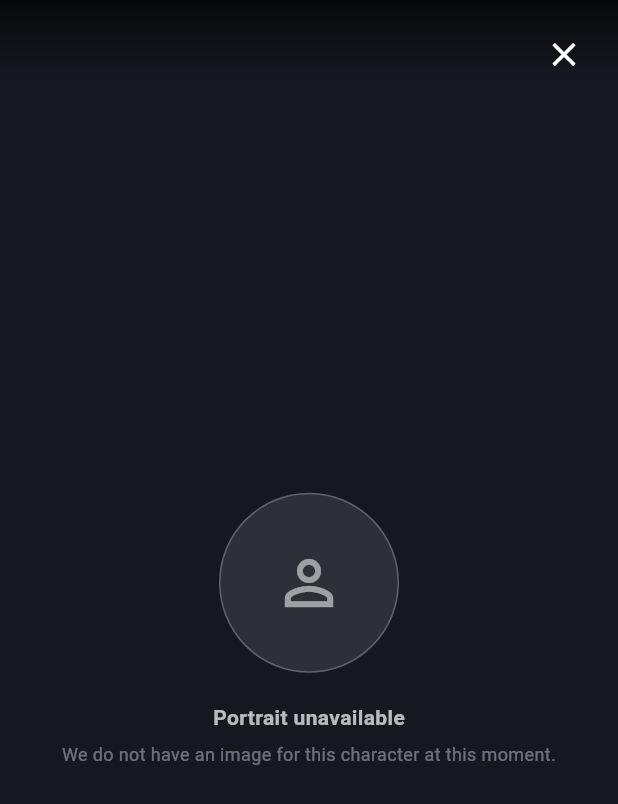
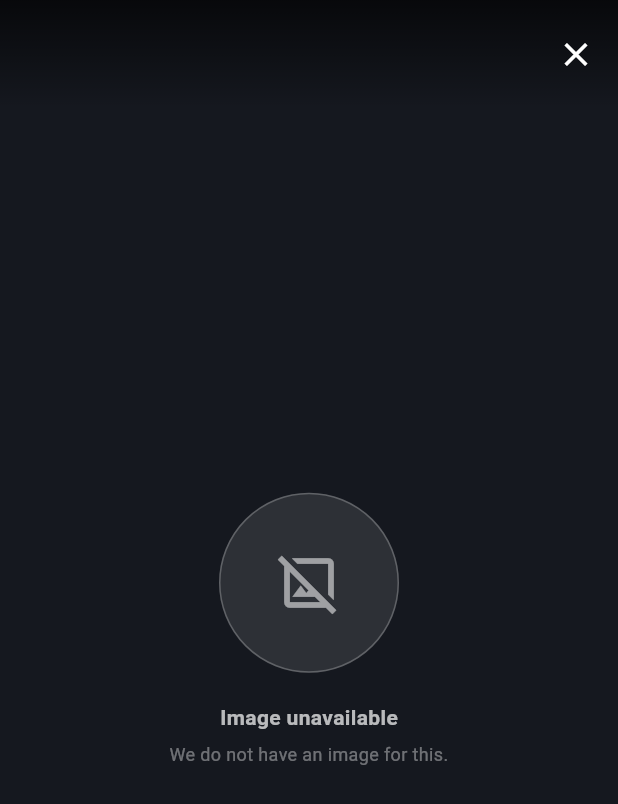
Before and after one commit to 8Leer8/Doctor-s-Log, a Flutter app: the ImageModal widget shown alone on an empty page, opened directly with empty values, on a phone screen of 412 x 824 dp. Shown: the top 804 px of the screen. Run offline on Flutter 3.47's test engine with Material 3 defaults, Android fonts, the phone set to English and light mode, and no system bars; our stand-ins replace dio, scrollable_positioned_list, shared_preferences, wakelock_plus; accounts and stored records are empty; network calls fail.

Commit message:
added: tap img for chapter and sidestories

```diff
--- a/lib/ui/widgets/chapter_detail/chapter_detail_header.dart
+++ b/lib/ui/widgets/chapter_detail/chapter_detail_header.dart
@@ -41,7 +41,7 @@ class ChapterDetailHeader extends StatelessWidget {
     return Container(
       width: double.infinity,
       color: AppColors.background,
-      padding: const EdgeInsets.fromLTRB(20, 20, 20, 20),
+      padding: const EdgeInsets.fromLTRB(20, 24, 20, 8),
       child: _buildContent(formattedType, onImage: false),
     );
   }
@@ -84,6 +84,7 @@ class ChapterDetailHeader extends StatelessWidget {
           descriptionLoaded && description != null
               ? description!
               : (descriptionLoaded ? 'No description available.' : ''),
+          textAlign: TextAlign.justify,
           style: TextStyle(
             fontSize: 13,
             height: 1.45,
--- a/lib/ui/widgets/reader/image_modal.dart
+++ b/lib/ui/widgets/reader/image_modal.dart
@@ -9,6 +9,8 @@ class ImageModal extends StatefulWidget {
   final String cacheKey;
   final String title;
   final String? placeholderInitials;
+  final String? placeholderMessage;
+  final String? assetPath;
 
   const ImageModal({
     super.key,
@@ -16,6 +18,8 @@ class ImageModal extends StatefulWidget {
     required this.cacheKey,
     required this.title,
     this.placeholderInitials,
+    this.placeholderMessage,
+    this.assetPath,
   });
 
   static Future<void> show(
@@ -24,6 +28,8 @@ class ImageModal extends StatefulWidget {
     required String cacheKey,
     required String title,
     String? placeholderInitials,
+    String? placeholderMessage,
+    String? assetPath,
   }) {
     return showDialog<void>(
       context: context,
@@ -35,6 +41,8 @@ class ImageModal extends StatefulWidget {
         cacheKey: cacheKey,
         title: title,
         placeholderInitials: placeholderInitials,
+        placeholderMessage: placeholderMessage,
+        assetPath: assetPath,
       ),
     );
   }
@@ -54,7 +62,11 @@ class _ImageModalState extends State<ImageModal> {
   @override
   void initState() {
     super.initState();
+    if (widget.assetPath != null) {
+      _loading = false;
+    } else {
       _load();
+    }
   }
 
   @override
@@ -136,20 +148,29 @@ class _ImageModalState extends State<ImageModal> {
             ),
           ),
           Positioned(top: 0, left: 0, right: 0, child: _buildTopBar()),
-          Positioned(
-            top: 12,
-            right: 12,
-            child: IconButton(
-              icon: const Icon(Icons.close, color: Colors.white, size: 26),
-              onPressed: () => Navigator.of(context).pop(),
-            ),
-          ),
         ],
       ),
     );
   }
 
   Widget _buildContent() {
+    if (widget.assetPath != null) {
+      return InteractiveViewer(
+        transformationController: _transformController,
+        minScale: 1.0,
+        maxScale: 5.0,
+        panEnabled: true,
+        scaleEnabled: true,
+        child: Center(
+          child: Image.asset(
+            widget.assetPath!,
+            fit: BoxFit.contain,
+            errorBuilder: (context, error, stackTrace) => _buildPlaceholder(),
+          ),
+        ),
+      );
+    }
+
     if (_loading) {
       return const Center(
         child: CircularProgressIndicator(color: AppColors.amber),
@@ -202,28 +223,30 @@ class _ImageModalState extends State<ImageModal> {
                       ),
                     )
                   : const Icon(
-                      Icons.person_outline,
+                      Icons.image_not_supported_outlined,
                       color: Colors.white54,
-                      size: 48,
+                      size: 44,
                     ),
             ),
           ),
           const SizedBox(height: 20),
-          const Text(
-            'Portrait unavailable',
-            style: TextStyle(
+          Text(
+            widget.placeholderMessage ?? 'Image unavailable',
+            style: const TextStyle(
               color: Colors.white70,
               fontSize: 14,
               fontWeight: FontWeight.w600,
             ),
           ),
           const SizedBox(height: 6),
-          const Padding(
-            padding: EdgeInsets.symmetric(horizontal: 40),
+          Padding(
+            padding: const EdgeInsets.symmetric(horizontal: 40),
             child: Text(
-              'We do not have an image for this character at this moment.',
+              widget.assetPath != null
+                  ? 'This image could not be found.'
+                  : 'We do not have an image for this.',
               textAlign: TextAlign.center,
-              style: TextStyle(color: Colors.white38, fontSize: 12),
+              style: const TextStyle(color: Colors.white38, fontSize: 12),
             ),
           ),
         ],
@@ -233,7 +256,7 @@ class _ImageModalState extends State<ImageModal> {
 
   Widget _buildTopBar() {
     return Container(
-      padding: const EdgeInsets.fromLTRB(20, 16, 64, 16),
+      padding: const EdgeInsets.fromLTRB(20, 12, 4, 12),
       decoration: BoxDecoration(
         gradient: LinearGradient(
           begin: Alignment.topCenter,
@@ -241,6 +264,9 @@ class _ImageModalState extends State<ImageModal> {
           colors: [Colors.black.withValues(alpha: 0.65), Colors.transparent],
         ),
       ),
+      child: Row(
+        children: [
+          Expanded(
             child: Text(
               widget.title,
               style: const TextStyle(
@@ -251,6 +277,13 @@ class _ImageModalState extends State<ImageModal> {
               ),
               overflow: TextOverflow.ellipsis,
             ),
+          ),
+          IconButton(
+            icon: const Icon(Icons.close, color: Colors.white, size: 26),
+            onPressed: () => Navigator.of(context).pop(),
+          ),
+        ],
+      ),
     );
   }
 }
```
Also changed, not shown: lib/ui/screens/chapter_detail_screen.dart (+38 -3 lines). Lines whose indentation alone changed are shown as unchanged.
